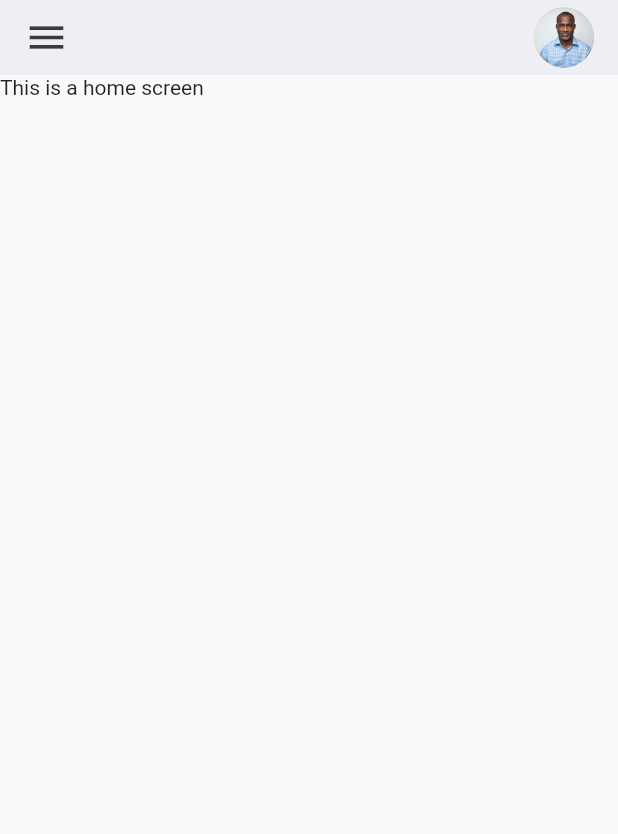
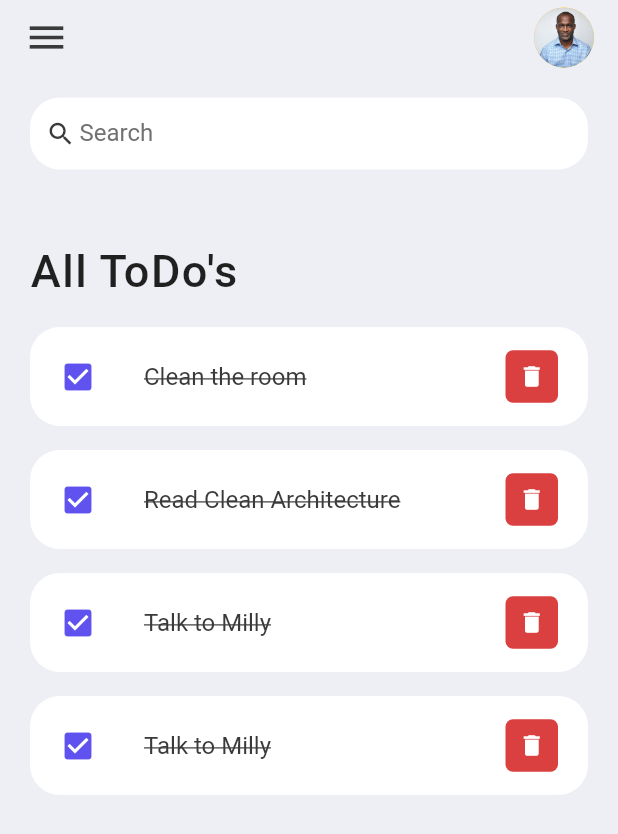
Before and after one commit to KINGSMITH97/pradipTODO, a Flutter app: the screen it shows after launch, on a phone screen of 412 x 824 dp. Shown: the top 834 px of the screen. Run offline on Flutter 3.47's test engine with Material 2 defaults, Android fonts, the phone set to English and light mode, and no system bars.

Commit message:
created todo model and other functionality

```diff
--- /dev/null
+++ b/pradip_todo/lib/model/todo.dart
@@ -0,0 +1,22 @@
+import 'package:flutter/foundation.dart';
+
+class Todo {
+  String? id;
+  String todoText;
+  bool isDone;
+
+  Todo({
+    required this.id,
+    required this.todoText,
+    this.isDone = false,
+  });
+
+  static List<Todo> todoList(){
+    return [
+      Todo(id: "01", todoText: "Clean the room", isDone: true),
+      Todo(id: "02", todoText: "Read Clean Architecture", isDone: true),
+      Todo(id: "03", todoText: "Talk to Milly"),
+      Todo(id: "03", todoText: "Talk to Milly"),
+    ];
+  }
+}
--- a/pradip_todo/lib/screens/home.dart
+++ b/pradip_todo/lib/screens/home.dart
@@ -1,8 +1,12 @@
 import 'package:flutter/material.dart';
 import 'package:pradip_todo/constants/colors.dart';
+import 'package:pradip_todo/model/todo.dart';
+import 'package:pradip_todo/widgets/todo_item.dart';
 
 class Home extends StatefulWidget {
-  const Home({super.key});
+  Home({super.key});
+
+  final todosList = Todo.todoList();
 
   @override
   State<Home> createState() => _HomeState();
@@ -12,14 +16,46 @@ class _HomeState extends State<Home> {
   @override
   Widget build(BuildContext context) {
     return Scaffold(
-      appBar: AppBar(
+      backgroundColor: tdBgColor,
+      appBar: buildAppBar(),
+      body: Container(
+        padding: const EdgeInsets.symmetric(horizontal: 20, vertical: 15),
+        child: Column(
+          children: [
+            searchBox(),
+            Expanded(
+              child: ListView(
+                children: [
+                  Container(
+                    margin: const EdgeInsets.only(top: 50, bottom: 20),
+                    child: const Text(
+                      "All ToDo's",
+                      style: TextStyle(
+                        letterSpacing: 1,
+                        fontSize: 30,
+                        fontWeight: FontWeight.w500,
+                      ),
+                    ),
+                  ),
+                  for (Todo todo in widget.todosList) TodoItem(todo: todo),
+                ],
+              ),
+            )
+          ],
+        ),
+      ),
+    );
+  }
+
+  AppBar buildAppBar() {
+    return AppBar(
       toolbarHeight: 50,
       backgroundColor: tdBgColor,
       elevation: 0,
       title: Row(
         mainAxisAlignment: MainAxisAlignment.spaceBetween,
-          children: [
-            const Icon(
+        children: const [
+          Icon(
             Icons.menu,
             color: tdBlack,
             size: 30,
@@ -28,16 +64,33 @@ class _HomeState extends State<Home> {
             radius: 20,
             backgroundColor: Colors.amber,
             foregroundImage: AssetImage("assets/images/port.jpg"),
-
           ),
-          ],
-        ),
-      ),
-      body: Column(
-        children: const [
-          Text("This is a home screen"),
         ],
       ),
     );
   }
 }
+
+Widget searchBox() {
+  return Container(
+    padding: const EdgeInsets.symmetric(horizontal: 8),
+    decoration: BoxDecoration(
+      color: Colors.white,
+      borderRadius: BorderRadius.circular(20),
+    ),
+    child: const TextField(
+      decoration: InputDecoration(
+        contentPadding: EdgeInsets.all(0),
+        prefixIcon: Icon(
+          Icons.search,
+          color: tdBlack,
+          size: 20,
+        ),
+        prefixIconConstraints: BoxConstraints(maxHeight: 20, minWidth: 25),
+        border: InputBorder.none,
+        hintText: "Search",
+        hintStyle: TextStyle(color: tdGrey),
+      ),
+    ),
+  );
+}
--- /dev/null
+++ b/pradip_todo/lib/widgets/todo_item.dart
@@ -0,0 +1,49 @@
+import 'package:flutter/material.dart';
+import 'package:pradip_todo/constants/colors.dart';
+import 'package:pradip_todo/model/todo.dart';
+
+class TodoItem extends StatelessWidget {
+  const TodoItem({super.key, required this.todo});
+  final Todo todo;
+
+  @override
+  Widget build(BuildContext context) {
+    return Container(
+      padding: const EdgeInsets.only(bottom: 16),
+      child: ListTile(
+        contentPadding: const EdgeInsets.symmetric(horizontal: 20, vertical: 5),
+        onTap: () {},
+        shape: RoundedRectangleBorder(
+          borderRadius: BorderRadius.circular(20),
+        ),
+        tileColor: Colors.white,
+        leading: const Icon(
+          Icons.check_box,
+          color: tdBlue,
+        ),
+        title: Text(
+          todo.todoText,
+          style: const TextStyle(
+            color: tdBlack,
+            fontSize: 16,
+            decoration: TextDecoration.lineThrough,
+          ),
+        ),
+        trailing: Container(
+          height: 35,
+          width: 35,
+          decoration: BoxDecoration(
+            borderRadius: BorderRadius.circular(5),
+            color: tdRed,
+          ),
+          child: IconButton(
+            onPressed: () {},
+            icon: const Icon(Icons.delete),
+            color: Colors.white,
+            iconSize: 18,
+          ),
+        ),
+      ),
+    );
+  }
+}
```
Lines whose indentation alone changed are shown as unchanged.
